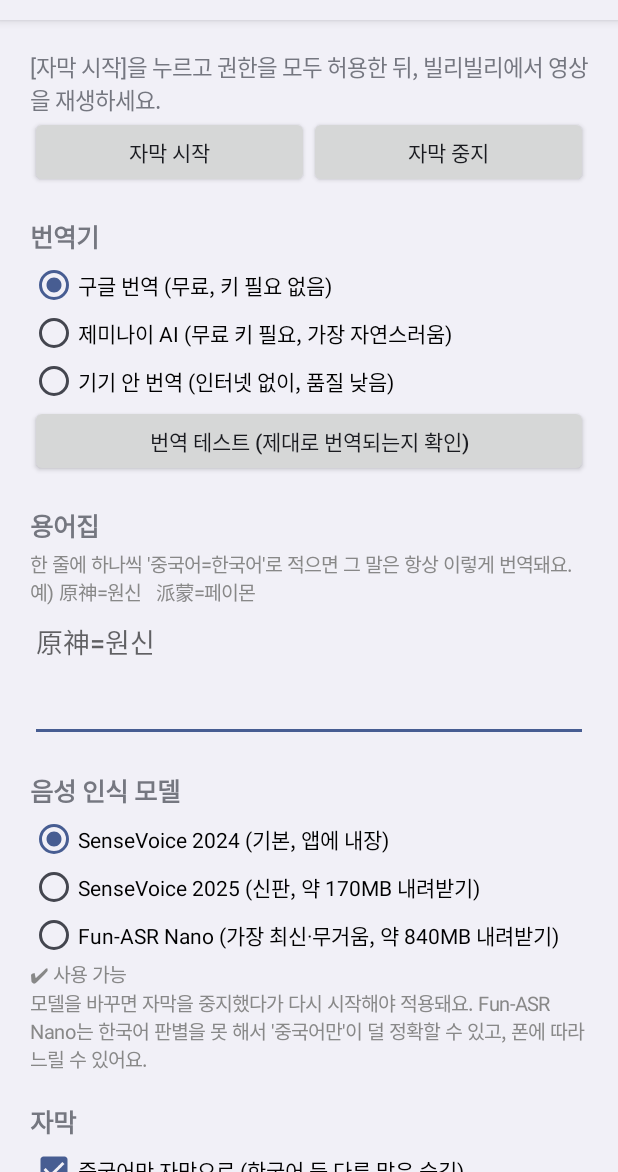
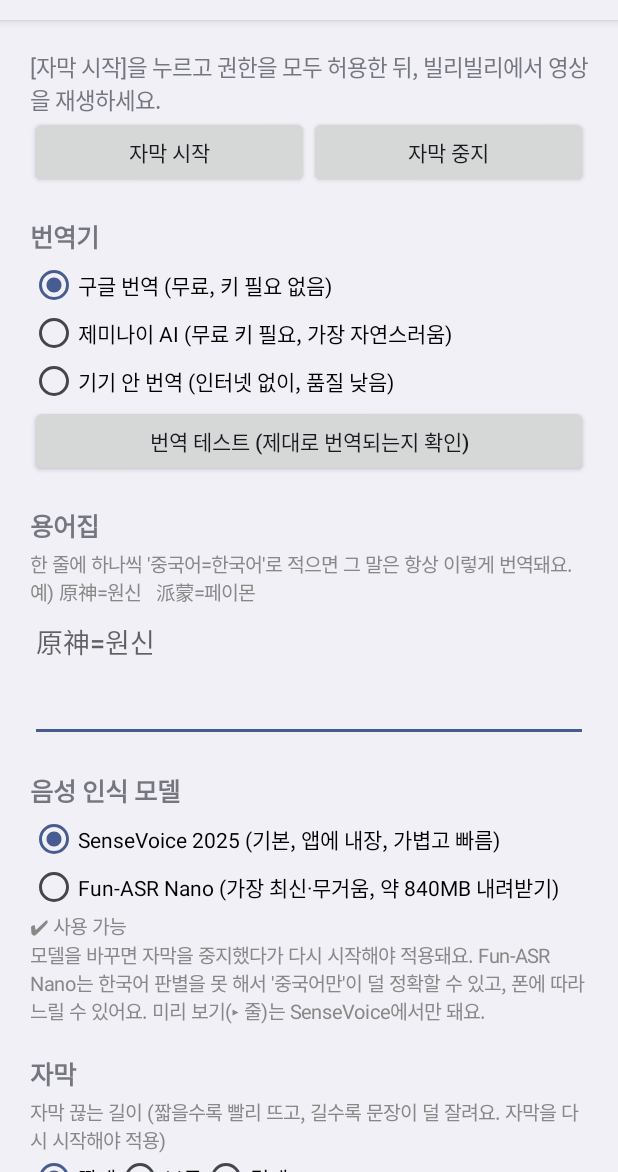
Before and after one commit to kimjuno0831-hue/livetr, an Android app: the screen it shows after launch (MainActivity), on a phone screen of 412 x 824 dp, the part 64-1236 px from its top. Run offline under Robolectric (Android 15) with nearby library versions, the phone set to English and light mode, and no system bars; libraries missing offline, so code that uses them is left out: com.k2fsa.sherpa, org.apache.commons.

Commit message:
Faster, shorter subtitles; drag by whole header; bundle SenseVoice 2025
- Segment length presets (short default: 0.2s silence, 3.5s max) chosen in app
- Live preview line shows Chinese while speech is still in progress (SenseVoice only)
- Whole top bar drags the window; 原 taps to toggle, drags to move; taller bar
- Bundle SenseVoice 2025 instead of 2024, drop 2024 option, clean up old downloaded copy

Co-Authored-By: Claude Opus 5.5 <noreply@anthropic.com>
Claude-Session: https://claude.ai/code/session_01QEDyEnjtqc6GXs6Q1Wkwqm

```diff
--- a/app/src/main/java/app/cap/livetr/MainActivity.kt
+++ b/app/src/main/java/app/cap/livetr/MainActivity.kt
@@ -157,7 +157,7 @@ class MainActivity : Activity() {
             setOnClickListener { downloadModel() }
         }
         col.addView(asrDownload)
-        col.addView(note("모델을 바꾸면 자막을 중지했다가 다시 시작해야 적용돼요. Fun-ASR Nano는 한국어 판별을 못 해서 '중국어만'이 덜 정확할 수 있고, 폰에 따라 느릴 수 있어요."))
+        col.addView(note("모델을 바꾸면 자막을 중지했다가 다시 시작해야 적용돼요. Fun-ASR Nano는 한국어 판별을 못 해서 '중국어만'이 덜 정확할 수 있고, 폰에 따라 느릴 수 있어요. 미리 보기(▸ 줄)는 SenseVoice에서만 돼요."))
         asrGroup.setOnCheckedChangeListener { _, id ->
             val s = Models.all[id - 201]
             p.edit().putString("asrModel", s.id).apply()
@@ -167,6 +167,16 @@ class MainActivity : Activity() {
 
         // ── 자막
         col.addView(title("자막"))
+        col.addView(note("자막 끊는 길이 (짧을수록 빨리 뜨고, 길수록 문장이 덜 잘려요. 자막을 다시 시작해야 적용)"))
+        val segGroup = RadioGroup(this).apply { orientation = LinearLayout.HORIZONTAL }
+        val segKeys = listOf("short", "normal", "long")
+        listOf("짧게", "보통", "길게").forEachIndexed { i, label ->
+            segGroup.addView(RadioButton(this).apply { id = 301 + i; text = label })
+        }
+        segGroup.check(301 + segKeys.indexOf(Prefs.segLen(this)).coerceAtLeast(0))
+        segGroup.setOnCheckedChangeListener { _, id -> p.edit().putString("segLen", segKeys[id - 301]).apply() }
+        col.addView(segGroup)
+        col.addView(check("말하는 도중에 중국어 미리 보여주기 (▸ 줄, 폰이 뜨거워지면 끄세요)", "partial", true))
         col.addView(check("중국어만 자막으로 (한국어 등 다른 말은 숨김)", "onlyChinese", true))
         col.addView(check("빌리빌리 앱 소리만 잡기 (브라우저로 볼 땐 끄세요)", "biliOnly", true))
         col.addView(check("중국어 원문도 같이 보기 (자막 창의 原 버튼으로도 전환)", "showOrig", true))
@@ -202,6 +212,9 @@ class MainActivity : Activity() {
         })
 
         setContentView(ScrollView(this).apply { addView(col) })
+
+        // 예전 버전에서 따로 받아둔 SenseVoice 2025 파일 정리 (이제 앱에 내장)
+        thread { runCatching { Models.cleanupOld(applicationContext) } }
     }
 
     override fun onPause() {
--- a/app/src/main/java/app/cap/livetr/Models.kt
+++ b/app/src/main/java/app/cap/livetr/Models.kt
@@ -18,7 +18,6 @@ import java.net.URL
 
 // 음성 인식 모델 목록과 내려받기
 object Models {
-    const val SV2024 = "sv2024"
     const val SV2025 = "sv2025"
     const val FUNNANO = "funnano"
 
@@ -31,14 +30,18 @@ object Models {
     )
 
     val all = listOf(
-        Spec(SV2024, "SenseVoice 2024 (기본, 앱에 내장)", null, 0, true),
-        Spec(SV2025, "SenseVoice 2025 (신판, 약 170MB 내려받기)",
-            "sherpa-onnx-sense-voice-zh-en-ja-ko-yue-int8-2025-09-09", 170, true),
+        Spec(SV2025, "SenseVoice 2025 (기본, 앱에 내장, 가볍고 빠름)", null, 0, true),
         Spec(FUNNANO, "Fun-ASR Nano (가장 최신·무거움, 약 840MB 내려받기)",
             "sherpa-onnx-funasr-nano-int8-2025-12-30", 840, false),
     )
 
     fun spec(id: String) = all.firstOrNull { it.id == id } ?: all[0]
+
+    // 예전 버전에서 따로 내려받았던 SenseVoice 2025는 이제 앱에 내장이라 지워서 공간 돌려받기
+    fun cleanupOld(ctx: Context) {
+        File(ctx.filesDir, "models/sherpa-onnx-sense-voice-zh-en-ja-ko-yue-int8-2025-09-09").deleteRecursively()
+        File(ctx.filesDir, "models/sherpa-onnx-sense-voice-zh-en-ja-ko-yue-int8-2025-09-09.tmp").deleteRecursively()
+    }
 
     private fun dir(ctx: Context, s: Spec) = File(ctx.filesDir, "models/${s.archive}")
 
@@ -129,26 +132,6 @@ object Models {
         val s = spec(id)
         val feat = FeatureConfig(sampleRate = 16000, featureDim = 80)
         return when (s.id) {
-            SV2025 -> {
-                val d = dir(ctx, s).absolutePath
-                OfflineRecognizer(
-                    assetManager = null,
-                    config = OfflineRecognizerConfig(
-                        featConfig = feat,
-                        modelConfig = OfflineModelConfig(
-                            senseVoice = OfflineSenseVoiceModelConfig(
-                                model = "$d/model.int8.onnx",
-                                language = "",
-                                useInverseTextNormalization = true,
-                            ),
-                            tokens = "$d/tokens.txt",
-                            numThreads = 3,
-                            provider = "cpu",
-                            modelType = "sense_voice",
-                        ),
-                    )
-                )
-            }
             FUNNANO -> {
                 val d = dir(ctx, s).absolutePath
                 OfflineRecognizer(
--- a/app/src/main/java/app/cap/livetr/Prefs.kt
+++ b/app/src/main/java/app/cap/livetr/Prefs.kt
@@ -25,7 +25,17 @@ object Prefs {
     fun textSize(ctx: Context) = get(ctx).getInt("textSize", 18)
     fun onlyChinese(ctx: Context) = get(ctx).getBoolean("onlyChinese", true)
     fun biliOnly(ctx: Context) = get(ctx).getBoolean("biliOnly", true)
-    fun asrModel(ctx: Context) = get(ctx).getString("asrModel", Models.SV2024) ?: Models.SV2024
+    // 없어진 예전 모델(sv2024 등)이 저장돼 있으면 기본 모델로
+    fun asrModel(ctx: Context): String {
+        val v = get(ctx).getString("asrModel", Models.SV2025) ?: Models.SV2025
+        return if (Models.all.any { it.id == v }) v else Models.SV2025
+    }
+
+    // 자막 끊는 길이: short / normal / long
+    fun segLen(ctx: Context) = get(ctx).getString("segLen", "short") ?: "short"
+
+    // 말하는 도중 중국어 미리 보여주기
+    fun partial(ctx: Context) = get(ctx).getBoolean("partial", true)
     fun glossaryText(ctx: Context) = get(ctx).getString("glossary", "") ?: ""
 
     // "原神=원신" 형식의 줄들을 (중국어, 한국어) 목록으로. 긴 단어부터.
```
Also changed, not shown: app/src/main/java/app/cap/livetr/CaptureService.kt (+64 -4 lines), app/src/main/java/app/cap/livetr/Overlay.kt (+63 -22 lines), 1 other file.
